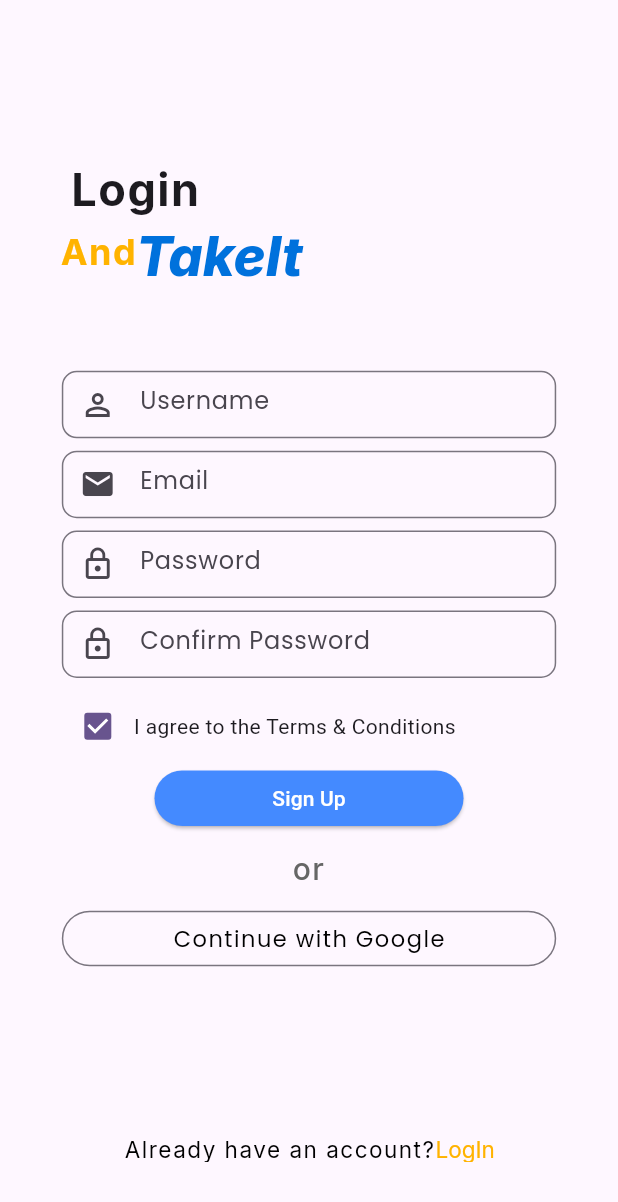
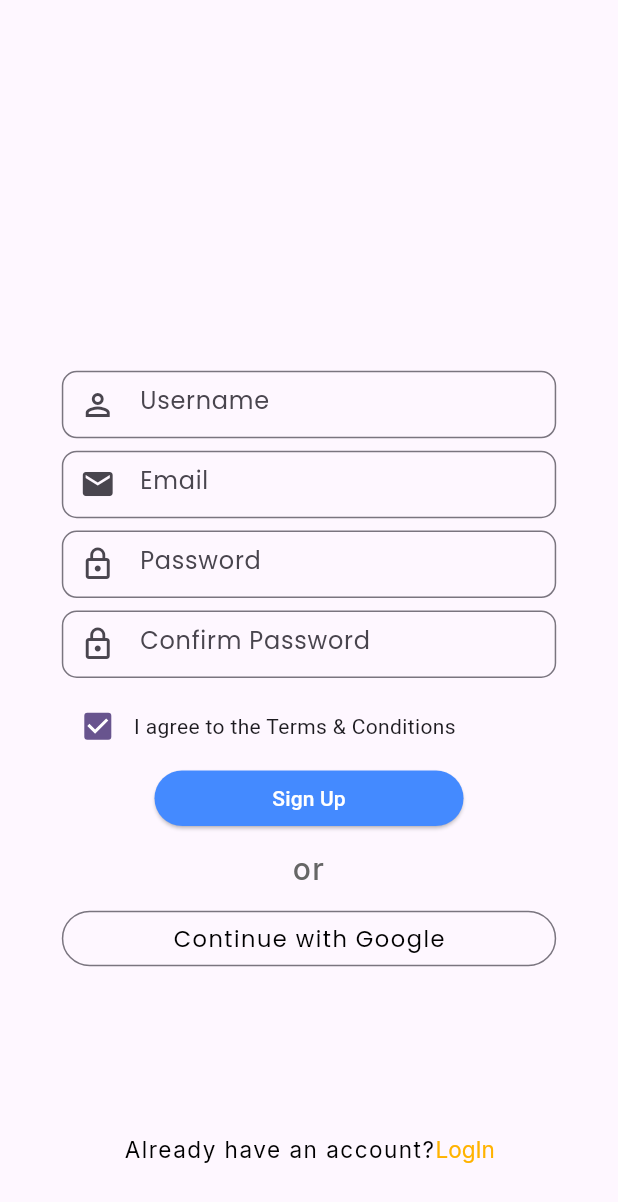
Before and after one commit to Riddhimagupta22/solution_challenge, a Flutter app: the screen it shows after launch, on a phone screen of 412 x 824 dp. Shown: the top 1202 px of the screen. Run offline on Flutter 3.47's test engine with Material 3 defaults, Android fonts, the phone set to English and light mode, and no system bars; our stand-ins replace firebase_auth, firebase_core, get, google_fonts, google_sign_in; accounts and stored records are empty.

Commit message:
new project

```diff
--- a/lib/Frontend/Auth/signup_screen.dart
+++ b/lib/Frontend/Auth/signup_screen.dart
@@ -24,51 +24,35 @@ class SignUpScreen extends StatelessWidget {
       body: SingleChildScrollView(
         child: Stack(
           children: [
-            Positioned(
-              top: scrHeight * 0.128,
-              right: scrWidth * 0.43,
-              width: scrWidth * 0.7,
-              height: scrHeight * 0.08,
-              child:  Text('Login',textAlign: TextAlign.center,
-                style: GoogleFonts.inter(
-                  letterSpacing: 1,
-                  fontSize: 30,
-                  fontWeight: FontWeight.w700,
-                ),
-              ),
-            ),
-            Positioned(
-              top: scrHeight * 0.183,
-              right: scrWidth * 0.49,
-              width: scrWidth * 0.7,
-              height: scrHeight * 0.08,
-              child:  Text('And',
-                textAlign: TextAlign.center,
-                style: GoogleFonts.inter(
+            // Positioned(
+            //   top: scrHeight * 0.128,
+            //   right: scrWidth * 0.43,
+            //   width: scrWidth * 0.7,
+            //   height: scrHeight * 0.08,
+            //   child:  Text('Login',textAlign: TextAlign.center,
+            //     style: GoogleFonts.inter(
+            //       letterSpacing: 1,
+            //       fontSize: 30,
+            //       fontWeight: FontWeight.w700,
+            //     ),
+            //   ),
+            // ),
+            // Positioned(
+            //   top: scrHeight * 0.183,
+            //   right: scrWidth * 0.49,
+            //   width: scrWidth * 0.7,
+            //   height: scrHeight * 0.08,
+            //   child:  Text('And',
+            //     textAlign: TextAlign.center,
+            //     style: GoogleFonts.inter(
+            //
+            //         letterSpacing: 1,
+            //         fontSize: 24,
+            //         fontWeight: FontWeight.w700,
+            //         color: Color(0xFFFFB300)
+            //     ),
+            //   ),),
 
-                    letterSpacing: 1,
-                    fontSize: 24,
-                    fontWeight: FontWeight.w700,
-                    color: Color(0xFFFFB300)
-                ),
-              ),),
-            Positioned(
-                top: scrHeight * 0.176,
-                right: scrWidth * 0.08,
-                width: scrWidth * 0.7,
-                height: scrHeight * 0.08,
-                child:  Hero(
-                  tag: 'takeit',
-                  child: Text('TakeIt',
-                    style: GoogleFonts.inter(
-                        letterSpacing: 0,
-                        fontStyle: FontStyle.italic,
-                        fontSize: 36,
-                        fontWeight: FontWeight.w800,
-                        color: Color(0xFF0071DC)
-                    ),),
-                )
-            ),
             Padding(
               padding:  EdgeInsets.only(left: scrWidth * 0.1,right: scrWidth * 0.1,top: scrHeight * 0.3,),
               child: Form(key: _formKey,
```
Also changed, not shown: lib/Frontend/Auth/login_screen.dart (+46 -46 lines).
